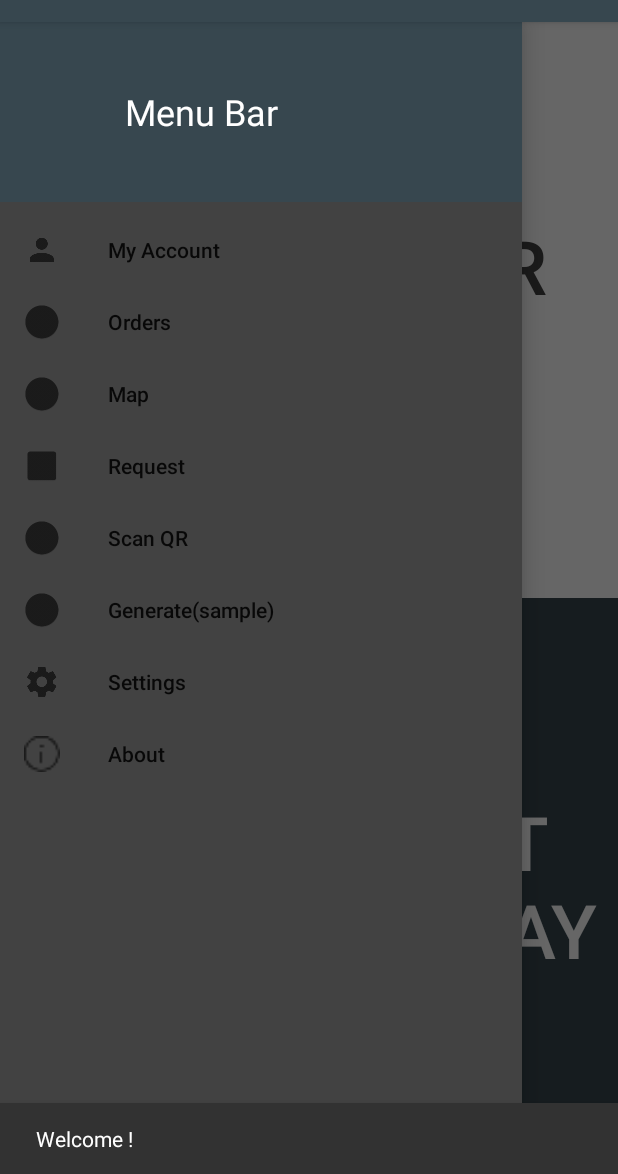
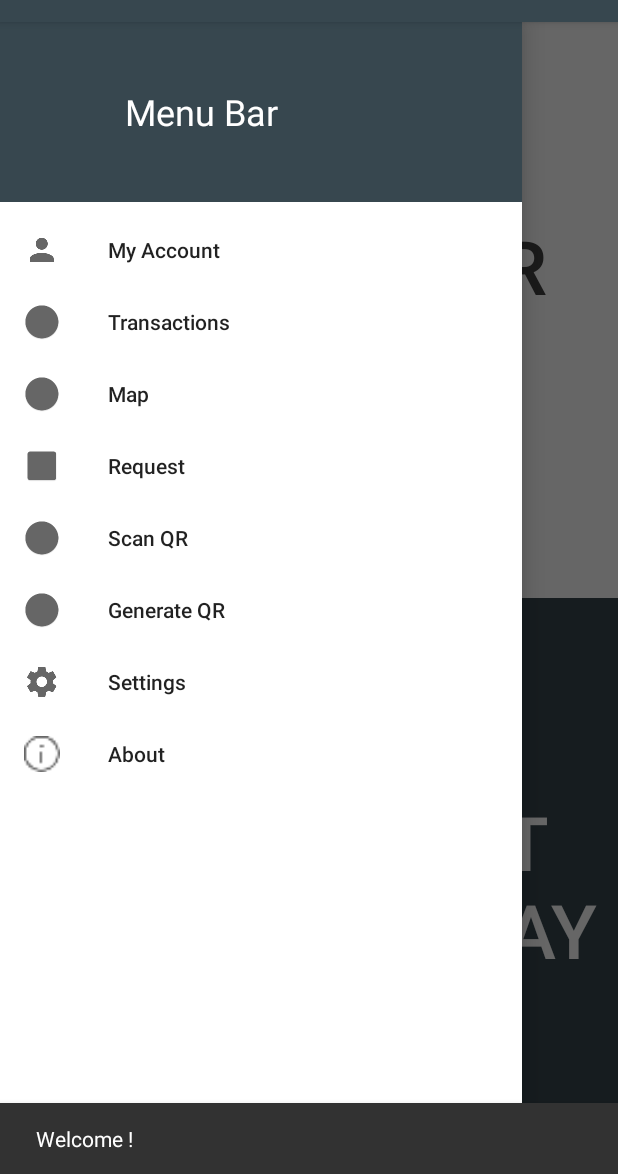
Before and after one commit to jerrym7/RentMyDriveway, an Android app: the ChooseServiceActivity screen opened directly, with no data from a screen before it, with the side drawer open, on a phone screen of 412 x 824 dp, the part 62-1236 px from its top. Run offline under Robolectric (Android 15) with nearby library versions, the phone set to English and light mode, and no system bars; our stand-ins replace Firebase (no records; nobody signed in at launch, a user with empty details on screens opened directly).

Commit message:
fixed the navigation view color

```diff
--- a/RentMyDriveway/app/src/main/java/com/challenge/danny/rentmydriveway/ChooseServiceActivity.java
+++ b/RentMyDriveway/app/src/main/java/com/challenge/danny/rentmydriveway/ChooseServiceActivity.java
@@ -140,8 +140,7 @@ public class ChooseServiceActivity extends AppCompatActivity {
                         Toast.makeText(ChooseServiceActivity.this, "Settings", Toast.LENGTH_SHORT).show();
                         return true;
                     case(R.id.about_mipmap):
-                        startActivity(new Intent(ChooseServiceActivity.this,DisplayHostActivity.class));
-                        Toast.makeText(ChooseServiceActivity.this, DisplayHostActivity.class.getName(), Toast.LENGTH_SHORT).show();
+                        Toast.makeText(ChooseServiceActivity.this, "About", Toast.LENGTH_SHORT).show();
                         return true;
                     default:return true;
                 }
--- a/RentMyDriveway/app/src/main/res/layout/activity_choose_service.xml
+++ b/RentMyDriveway/app/src/main/res/layout/activity_choose_service.xml
@@ -49,7 +49,7 @@
         android:id="@+id/nav_bar"
         android:layout_width="match_parent"
         android:layout_height="match_parent"
-        android:background="@color/darkGray"
+        android:background="@color/white"
         android:layout_gravity="start"
         app:headerLayout="@layout/navigation_header"
         app:menu="@menu/settingsbutton">
--- a/RentMyDriveway/app/src/main/res/menu/settingsbutton.xml
+++ b/RentMyDriveway/app/src/main/res/menu/settingsbutton.xml
@@ -7,40 +7,45 @@
     <item android:id="@+id/my_account_mipmap"
         android:icon="@mipmap/ic_person_black_24dp"
         android:title="My Account"
+        android:iconTint="@color/white"
         />
 
     <item android:id="@+id/my_orders_mipmap"
         android:icon="@mipmap/orders"
-        android:title="Orders"
+        android:title="Transactions"
+        android:iconTint="@color/white"
         />
     <item android:id="@+id/map_mipmap"
         android:icon="@mipmap/maps"
         android:title="Map"
+        android:iconTint="@color/white"
         />
     <item android:id="@+id/parking_mipmap"
         android:icon="@mipmap/park"
         android:title="Request"
+        android:iconTint="@color/white"
         />
-
-
 
         <item android:id="@+id/qr_scan_mipmap"
             android:icon="@mipmap/qr_scan"
             android:title="Scan QR"
+            android:iconTint="@color/white"
             />
-
 
         <item android:id="@+id/qr_generate_mipmap"
         android:icon="@mipmap/qr_code"
-        android:title="Generate(sample)"
+        android:title="Generate QR"
+            android:iconTint="@color/white"
         />
     <item android:id="@+id/settings_mipmap"
         android:icon="@mipmap/ic_settings_black_24dp"
         android:title="Settings"
+        android:iconTint="@color/white"
         />
     <item android:id="@+id/about_mipmap"
         android:icon="@mipmap/info"
         android:title="About"
+        android:iconTint="@color/white"
         />
     </group>
 </menu>
```
